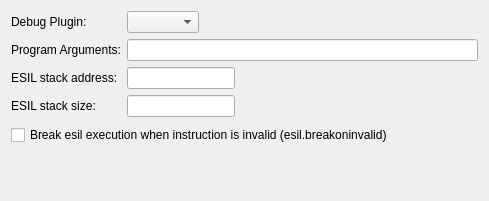
Before: the Qt Designer form src/dialogs/preferences/DebugOptionsWidget.ui in rizinorg/cutter, drawn with Qt 5.
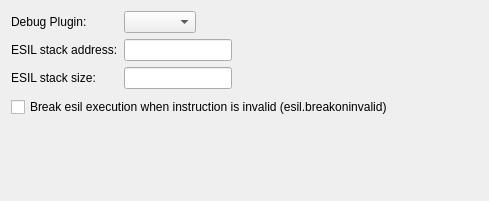
After: the same form once the commit is applied.

Commit message: Remove program args from preferences

```diff
--- a/src/dialogs/preferences/DebugOptionsWidget.ui
+++ b/src/dialogs/preferences/DebugOptionsWidget.ui
@@ -33,30 +33,13 @@
                         <widget class="QComboBox" name="pluginComboBox"/>
                     </item>
                     <item row="1" column="0">
-                        <widget class="QLabel" name="argsLabel">
-                            <property name="text">
-                                <string>Program Arguments:</string>
-                            </property>
-                        </widget>
-                    </item>
-                    <item row="1" column="1">
-                        <widget class="QLineEdit" name="debugArgs">
-                            <property name="sizePolicy">
-                                <sizepolicy hsizetype="MinimumExpanding" vsizetype="Fixed">
-                                    <horstretch>0</horstretch>
-                                    <verstretch>0</verstretch>
-                                </sizepolicy>
-                            </property>
-                        </widget>
-                    </item>
-                    <item row="2" column="0">
                         <widget class="QLabel" name="esilstackAddr">
                             <property name="text">
                                 <string>ESIL stack address:</string>
                             </property>
                         </widget>
                     </item>
-                    <item row="2" column="1">
+                    <item row="1" column="1">
                         <widget class="QLineEdit" name="stackAddr">
                             <property name="sizePolicy">
                                 <sizepolicy hsizetype="Preferred" vsizetype="Fixed">
@@ -66,14 +49,14 @@
                             </property>
                         </widget>
                     </item>
-                    <item row="3" column="0">
+                    <item row="2" column="0">
                         <widget class="QLabel" name="esilStackSize">
                             <property name="text">
                                 <string>ESIL stack size:</string>
                             </property>
                         </widget>
                     </item>
-                    <item row="3" column="1">
+                    <item row="2" column="1">
                         <widget class="QLineEdit" name="stackSize">
                             <property name="sizePolicy">
                                 <sizepolicy hsizetype="Preferred" vsizetype="Fixed">
```
The commit also changes 2 other files.
